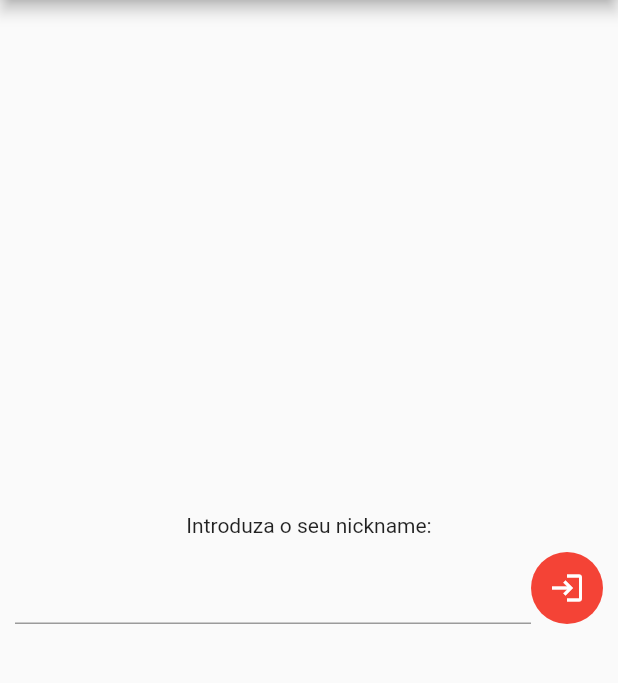
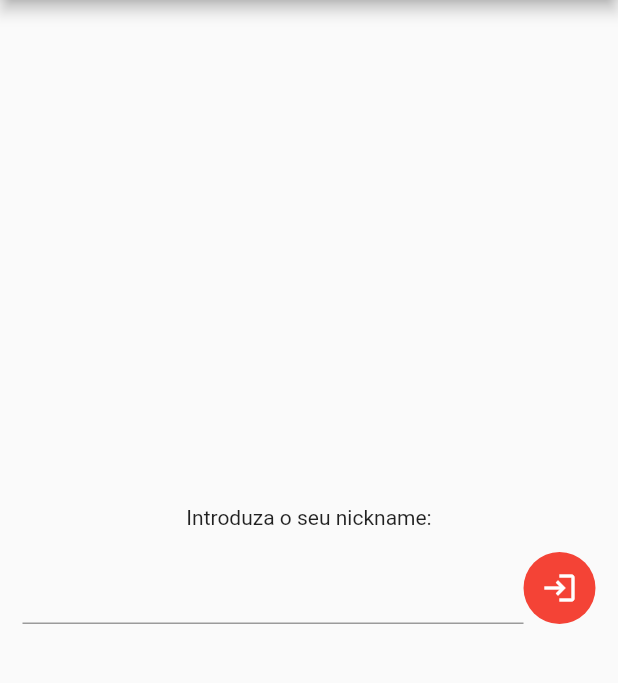
Before and after one commit to dyotamo/talk-trek, a Flutter app: the screen it shows after launch, after a tap on the "login" icon, on a phone screen of 412 x 824 dp, the part 84-767 px from its top. Run offline on Flutter 3.47's test engine with Material 2 defaults, Android fonts, the phone set to English and light mode, and no system bars; our stand-ins replace cloud_firestore, firebase_core, get_storage, timeago; missing offline and left inert: slugify; accounts and stored records are empty; generated files the repository leaves out were written again.

Commit message:
wip: apply small improvements.

```diff
--- a/lib/screens/select_user.dart
+++ b/lib/screens/select_user.dart
@@ -19,11 +19,12 @@ class SelectUserScreen extends StatelessWidget {
           children: [
             const Text('Introduza o seu nickname:'),
             Container(
-                padding: const EdgeInsets.all(10.0),
+                padding: const EdgeInsets.all(15.0),
                 child: Row(
                   children: <Widget>[
                     Expanded(
                       child: TextField(
+                        textCapitalization: TextCapitalization.words,
                         textAlign: TextAlign.center,
                         controller: _textController,
                         onSubmitted: (value) => _login(context),
@@ -50,11 +51,20 @@ class SelectUserScreen extends StatelessWidget {
     var text = _textController.text;
     if (text.isNotEmpty) {
       var username = slugify(text);
+      if (text.length <= 2) {
+        ScaffoldMessenger.of(context).showSnackBar(SnackBar(
+            content: Text(
+                '$username é um nickname muito curto (o tamanho deve ser maior que 2).')));
+        return;
+      }
+
       if (username.toLowerCase() == utils.forbiddenNickname) {
         ScaffoldMessenger.of(context).showSnackBar(SnackBar(
             content:
                 Text('$username não é um nickname permitido no aplicativo.')));
-      } else {
+        return;
+      }
+
       final box = GetStorage();
       box.write('username', username);
       // ignore: use_build_context_synchronously
@@ -68,4 +78,3 @@ class SelectUserScreen extends StatelessWidget {
     }
   }
 }
-}
--- a/lib/utils.dart
+++ b/lib/utils.dart
@@ -29,3 +29,9 @@ Color getColor(String username) {
 
   return color;
 }
+
+extension StringExtension on String {
+  String capitalize() {
+    return '${this[0].toUpperCase()}${substring(1).toLowerCase()}';
+  }
+}
```
Also changed, not shown: lib/screens/chat.dart (+9 -33 lines). Lines whose indentation alone changed are shown as unchanged.
